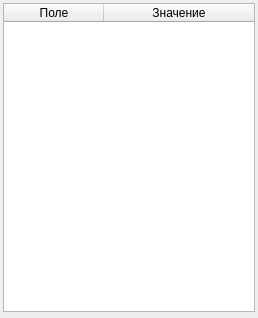
First picture: the form in client/ui/modifypanel.ui, repository sshmakov/Traquera, before the edit.
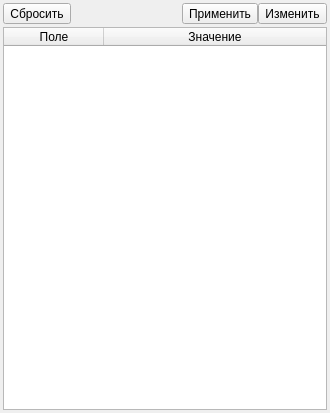
Second picture: the form after the edit. Icons and pictures are not drawn.

Commit message: Унификация шаблонов XQ - всё теперь из MainProc Поля в ModifyPanel теперь открываются только в режиме редактирования Перенос настроек Jira в реестр Переход на свежий asprotect Исправление сохранения Description в Jira

Patch:
```diff
--- a/client/ui/modifypanel.ui
+++ b/client/ui/modifypanel.ui
@@ -6,8 +6,8 @@
    <rect>
     <x>0</x>
     <y>0</y>
-    <width>258</width>
-    <height>318</height>
+    <width>330</width>
+    <height>413</height>
    </rect>
   </property>
   <property name="windowTitle">
@@ -20,19 +20,7 @@
    <property name="spacing">
     <number>3</number>
    </property>
-   <item row="4" column="1">
-    <widget class="QWidget" name="buttonsPanel" native="true">
-     <layout class="QHBoxLayout" name="horizontalLayout">
-      <property name="spacing">
-       <number>0</number>
-      </property>
-      <property name="margin">
-       <number>0</number>
-      </property>
-     </layout>
-    </widget>
-   </item>
-   <item row="0" column="0" colspan="3">
+   <item row="1" column="0" colspan="3">
     <widget class="QTableWidget" name="fieldsTableWidget">
      <property name="contextMenuPolicy">
       <enum>Qt::ActionsContextMenu</enum>
@@ -79,6 +67,94 @@
      </column>
     </widget>
    </item>
+   <item row="0" column="0" colspan="3">
+    <widget class="QWidget" name="buttonsPanel" native="true">
+     <property name="minimumSize">
+      <size>
+       <width>0</width>
+       <height>0</height>
+      </size>
+     </property>
+     <layout class="QHBoxLayout" name="horizontalLayout">
+      <property name="spacing">
+       <number>0</number>
+      </property>
+      <property name="leftMargin">
+       <number>0</number>
+      </property>
+      <property name="topMargin">
+       <number>0</number>
+      </property>
+      <property name="rightMargin">
+       <number>0</number>
+      </property>
+      <property name="bottomMargin">
+       <number>0</number>
+      </property>
+      <item>
+       <widget class="QToolButton" name="tbCancel">
+        <property name="toolTip">
+         <string>Отменить изменения</string>
+        </property>
+        <property name="text">
+         <string>Сбросить</string>
+        </property>
+        <property name="icon">
+         <iconset resource="../resources/tracks.qrc">
+          <normaloff>:/images/cancel.png</normaloff>:/images/cancel.png</iconset>
+        </property>
+        <property name="toolButtonStyle">
+         <enum>Qt::ToolButtonTextBesideIcon</enum>
+        </property>
+       </widget>
+      </item>
+      <item>
+       <spacer name="horizontalSpacer">
+        <property name="orientation">
+         <enum>Qt::Horizontal</enum>
+        </property>
+        <property name="sizeHint" stdset="0">
+         <size>
+          <width>40</width>
+          <height>20</height>
+         </size>
+        </property>
+       </spacer>
+      </item>
+      <item>
+       <widget class="QToolButton" name="tbApply">
+        <property name="toolTip">
+         <string>Применить изменения</string>
+        </property>
+        <property name="text">
+         <string>Применить</string>
+        </property>
+        <property name="icon">
+         <iconset resource="../resources/tracks.qrc">
+          <normaloff>:/images/ok.png</normaloff>:/images/ok.png</iconset>
+        </property>
+        <property name="toolButtonStyle">
+         <enum>Qt::ToolButtonTextBesideIcon</enum>
+        </property>
+       </widget>
+      </item>
+      <item>
+       <widget class="QToolButton" name="tbEdit">
+        <property name="text">
+         <string>Изменить</string>
+        </property>
+        <property name="icon">
+         <iconset resource="../resources/tracks.qrc">
+          <normaloff>:/images/edit.png</normaloff>:/images/edit.png</iconset>
+        </property>
+        <property name="toolButtonStyle">
+         <enum>Qt::ToolButtonTextBesideIcon</enum>
+        </property>
+       </widget>
+      </item>
+     </layout>
+    </widget>
+   </item>
   </layout>
   <action name="actionApplyChanges">
    <property name="icon">
```
Left out of the diff: 23 changed lines with no effect on the pictures. The commit also changes 17 other files.
